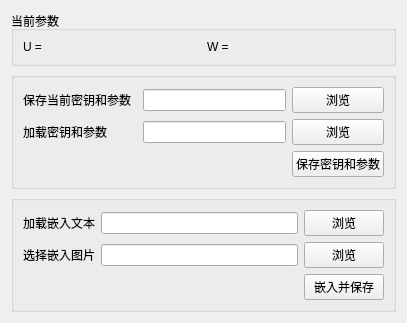
Qt form gui/ui_design_files/server.ui (barryZZJ/RDH-EI_cqu) before a commit.
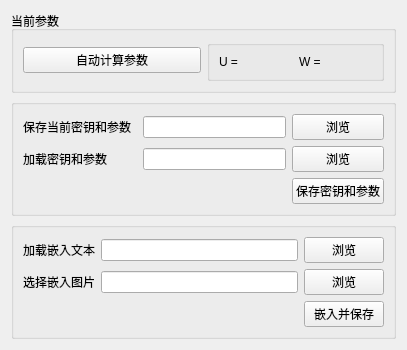
The same form after that commit.

```diff
--- a/gui/ui_design_files/server.ui
+++ b/gui/ui_design_files/server.ui
@@ -7,7 +7,7 @@
     <x>0</x>
     <y>0</y>
     <width>407</width>
-    <height>298</height>
+    <height>318</height>
    </rect>
   </property>
   <property name="font">
@@ -26,6 +26,19 @@
      </property>
      <layout class="QGridLayout" name="gridLayout_3">
       <item row="0" column="0">
+       <widget class="QPushButton" name="pushButton">
+        <property name="text">
+         <string>自动计算参数</string>
+        </property>
+       </widget>
+      </item>
+      <item row="0" column="1">
+       <widget class="QGroupBox" name="groupBox_3">
+        <property name="title">
+         <string/>
+        </property>
+        <layout class="QHBoxLayout" name="horizontalLayout">
+         <item>
        <widget class="QLabel" name="label_U">
         <property name="font">
          <font>
@@ -40,7 +53,7 @@
         </property>
        </widget>
       </item>
-      <item row="0" column="1">
+         <item>
        <widget class="QLabel" name="label_W">
         <property name="font">
          <font>
@@ -51,6 +64,9 @@
         <property name="text">
          <string>W = </string>
         </property>
+          </widget>
+         </item>
+        </layout>
        </widget>
       </item>
      </layout>
```
Lines whose indentation alone changed are shown as unchanged.
